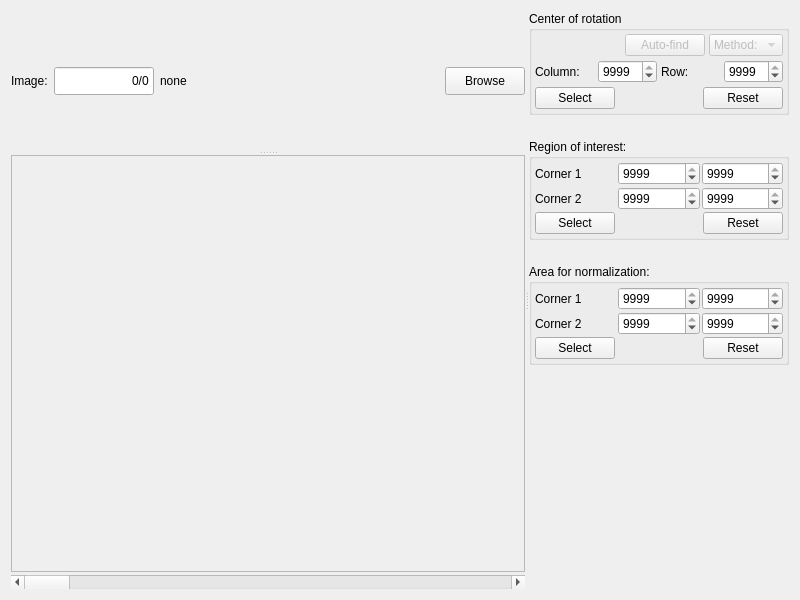
Above: MantidQt/CustomInterfaces/inc/MantidQtCustomInterfaces/Tomography/ImageSelectCoRAndRegions.ui from mantidproject/mantid before the change. Below: the same form after it.
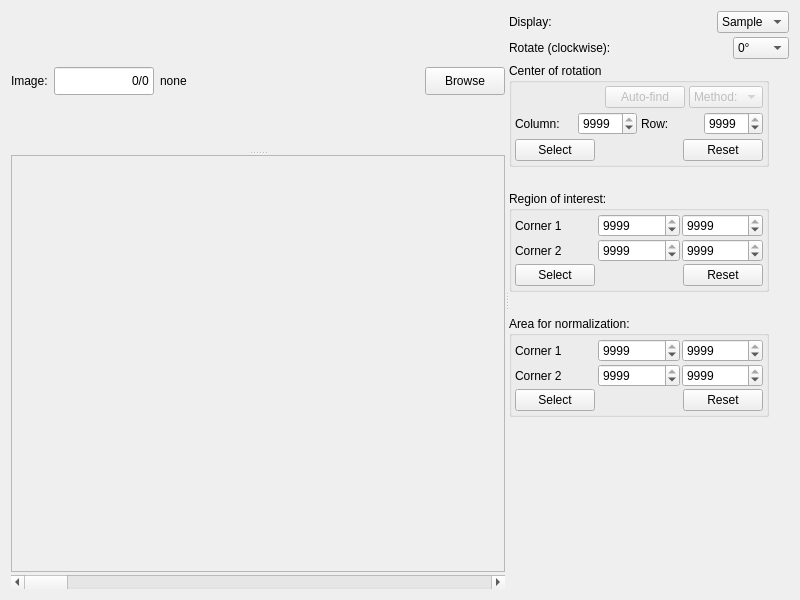
That is the form after the change.

Commit message: adding the rotation selector + sample/flat/dark selector, re #15666

Diff of the .ui file:
```diff
--- a/MantidQt/CustomInterfaces/inc/MantidQtCustomInterfaces/Tomography/ImageSelectCoRAndRegions.ui
+++ b/MantidQt/CustomInterfaces/inc/MantidQtCustomInterfaces/Tomography/ImageSelectCoRAndRegions.ui
@@ -179,7 +179,7 @@
              <x>0</x>
              <y>0</y>
              <width>510</width>
-             <height>402</height>
+             <height>398</height>
             </rect>
            </property>
            <property name="sizePolicy">
@@ -239,7 +239,23 @@
        <property name="spacing">
         <number>4</number>
        </property>
-       <item row="0" column="0">
+       <item row="3" column="0">
+        <spacer name="verticalSpacer_2">
+         <property name="orientation">
+          <enum>Qt::Vertical</enum>
+         </property>
+         <property name="sizeType">
+          <enum>QSizePolicy::Minimum</enum>
+         </property>
+         <property name="sizeHint" stdset="0">
+          <size>
+           <width>20</width>
+           <height>20</height>
+          </size>
+         </property>
+        </spacer>
+       </item>
+       <item row="2" column="0">
         <widget class="QGroupBox" name="groupBox_cor">
          <property name="sizePolicy">
           <sizepolicy hsizetype="Minimum" vsizetype="Minimum">
@@ -377,8 +393,8 @@
          </layout>
         </widget>
        </item>
-       <item row="1" column="0">
-        <spacer name="verticalSpacer_2">
+       <item row="5" column="0">
+        <spacer name="verticalSpacer_3">
          <property name="orientation">
           <enum>Qt::Vertical</enum>
          </property>
@@ -393,7 +409,7 @@
          </property>
         </spacer>
        </item>
-       <item row="2" column="0">
+       <item row="4" column="0">
         <widget class="QGroupBox" name="groupBox_roi">
          <property name="sizePolicy">
           <sizepolicy hsizetype="Minimum" vsizetype="Minimum">
@@ -511,23 +527,20 @@
          </layout>
         </widget>
        </item>
-       <item row="3" column="0">
-        <spacer name="verticalSpacer_3">
+       <item row="7" column="0">
+        <spacer name="verticalSpacer">
          <property name="orientation">
           <enum>Qt::Vertical</enum>
          </property>
-         <property name="sizeType">
-          <enum>QSizePolicy::Minimum</enum>
-         </property>
          <property name="sizeHint" stdset="0">
           <size>
            <width>20</width>
-           <height>20</height>
+           <height>68</height>
           </size>
          </property>
         </spacer>
        </item>
-       <item row="4" column="0">
+       <item row="6" column="0">
         <widget class="QGroupBox" name="groupBox_norm">
          <property name="sizePolicy">
           <sizepolicy hsizetype="Minimum" vsizetype="Minimum">
@@ -645,18 +658,102 @@
          </layout>
         </widget>
        </item>
-       <item row="5" column="0">
-        <spacer name="verticalSpacer">
-         <property name="orientation">
-          <enum>Qt::Vertical</enum>
-         </property>
-         <property name="sizeHint" stdset="0">
-          <size>
-           <width>20</width>
-           <height>68</height>
-          </size>
-         </property>
-        </spacer>
+       <item row="0" column="0">
+        <layout class="QHBoxLayout" name="horizontalLayout_4">
+         <item>
+          <widget class="QLabel" name="label">
+           <property name="text">
+            <string>Display:</string>
+           </property>
+          </widget>
+         </item>
+         <item>
+          <spacer name="horizontalSpacer_5">
+           <property name="orientation">
+            <enum>Qt::Horizontal</enum>
+           </property>
+           <property name="sizeHint" stdset="0">
+            <size>
+             <width>40</width>
+             <height>20</height>
+            </size>
+           </property>
+          </spacer>
+         </item>
+         <item>
+          <widget class="QComboBox" name="comboBox_2">
+           <item>
+            <property name="text">
+             <string>Sample</string>
+            </property>
+           </item>
+           <item>
+            <property name="text">
+             <string>Flat</string>
+            </property>
+           </item>
+           <item>
+            <property name="text">
+             <string>Dark</string>
+            </property>
+           </item>
+          </widget>
+         </item>
+        </layout>
+       </item>
+       <item row="1" column="0">
+        <layout class="QHBoxLayout" name="horizontalLayout_6">
+         <item>
+          <widget class="QLabel" name="label_8">
+           <property name="text">
+            <string>Rotate (clockwise):</string>
+           </property>
+          </widget>
+         </item>
+         <item>
+          <spacer name="horizontalSpacer_6">
+           <property name="orientation">
+            <enum>Qt::Horizontal</enum>
+           </property>
+           <property name="sizeHint" stdset="0">
+            <size>
+             <width>118</width>
+             <height>20</height>
+            </size>
+           </property>
+          </spacer>
+         </item>
+         <item>
+          <widget class="QComboBox" name="comboBox_3">
+           <property name="editable">
+            <bool>false</bool>
+           </property>
+           <property name="minimumContentsLength">
+            <number>3</number>
+           </property>
+           <item>
+            <property name="text">
+             <string>0°</string>
+            </property>
+           </item>
+           <item>
+            <property name="text">
+             <string>90°</string>
+            </property>
+           </item>
+           <item>
+            <property name="text">
+             <string>180°</string>
+            </property>
+           </item>
+           <item>
+            <property name="text">
+             <string>270°</string>
+            </property>
+           </item>
+          </widget>
+         </item>
+        </layout>
        </item>
       </layout>
      </widget>
```
The commit also changes 2 other files.
